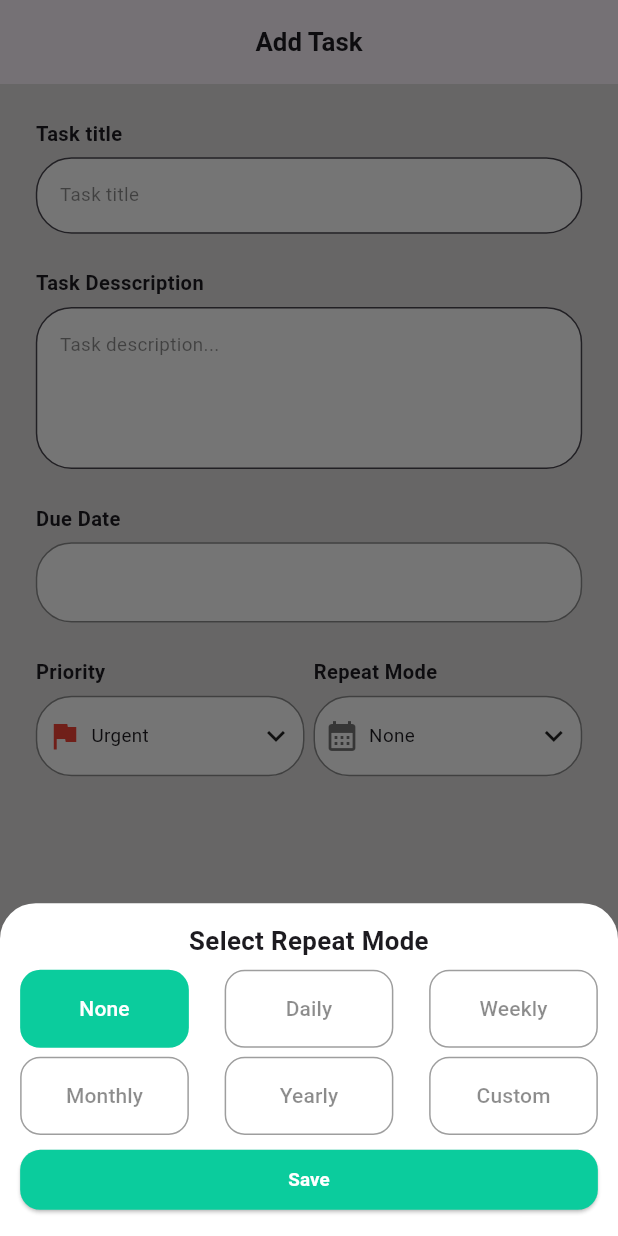
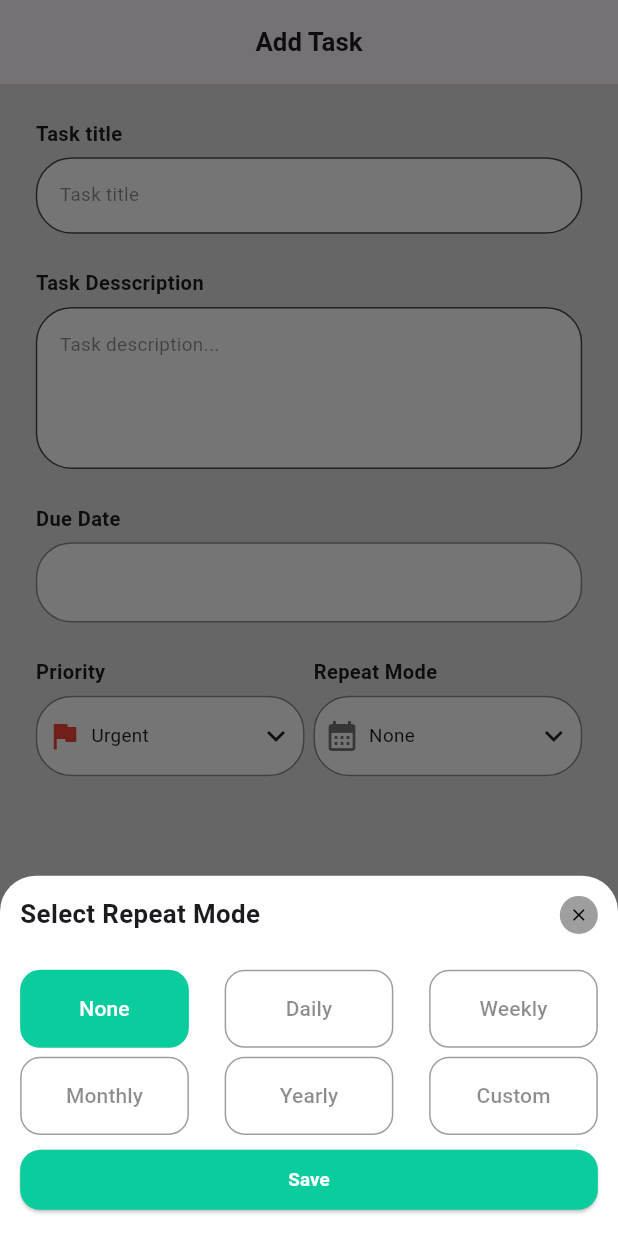
Before and after one commit to Abdulbazeet/plan, a Flutter app: the AddTask screen opened by its route, after a tap on "None", on a phone screen of 412 x 824 dp. Run offline on Flutter 3.47's test engine with Material 3 defaults, Android fonts, the phone set to English and light mode, and no system bars; our stand-ins replace bloc, go_router, simple_circular_progress_bar, sizer, table_calendar.

Commit message:
`Refactor showModalBottomSheet in addTask.dart to add dismissible and safe area features`

```diff
--- a/lib/feautures/addTask/addTask.dart
+++ b/lib/feautures/addTask/addTask.dart
@@ -28,6 +28,7 @@ class _AddTaskState extends State<AddTask> {
 
   showPriority() {
     return showModalBottomSheet(
+      isDismissible: false,
       context: context,
       shape: RoundedRectangleBorder(
         borderRadius: BorderRadiusGeometry.directional(
@@ -42,7 +43,11 @@ class _AddTaskState extends State<AddTask> {
             return Padding(
               padding: EdgeInsets.all(15.sp),
               child: Column(
+                crossAxisAlignment: CrossAxisAlignment.start,
                 mainAxisSize: MainAxisSize.min,
+                children: [
+                  Row(
+                    mainAxisAlignment: MainAxisAlignment.spaceBetween,
                     children: [
                       Text(
                         'Select Task Priority',
@@ -51,6 +56,26 @@ class _AddTaskState extends State<AddTask> {
                           fontWeight: FontWeight.bold,
                         ),
                       ),
+                      GestureDetector(
+                        onTap: () {
+                          context.pop();
+                        },
+                        child: Container(
+                          padding: EdgeInsets.all(10.sp),
+                          decoration: BoxDecoration(
+                            color: Colors.black38,
+                            shape: BoxShape.circle,
+                          ),
+                          child: Icon(
+                            Icons.close,
+                            color: Colors.black,
+                            size: 15.sp,
+                          ),
+                        ),
+                      ),
+                    ],
+                  ),
+                  SizedBox(height: 20.sp),
 
                   ListView.builder(
                     shrinkWrap: true,
@@ -132,6 +157,9 @@ class _AddTaskState extends State<AddTask> {
 
   showRepeatMode() {
     return showModalBottomSheet(
+      isDismissible: false,
+      useSafeArea: true,
+
       isScrollControlled: true,
 
       context: context,
@@ -147,9 +175,13 @@ class _AddTaskState extends State<AddTask> {
           builder: (context, setState1) {
             return Padding(
               padding: EdgeInsets.all(15.sp),
+              child: SingleChildScrollView(
                 child: Column(
-                //  crossAxisAlignment: CrossAxisAlignment.start,
+                  crossAxisAlignment: CrossAxisAlignment.start,
                   mainAxisSize: MainAxisSize.min,
+                  children: [
+                    Row(
+                      mainAxisAlignment: MainAxisAlignment.spaceBetween,
                       children: [
                         Text(
                           'Select Repeat Mode',
@@ -159,7 +191,26 @@ class _AddTaskState extends State<AddTask> {
                           ),
                           textAlign: TextAlign.center,
                         ),
-                  SizedBox(height: 10.sp),
+                        GestureDetector(
+                          onTap: () {
+                            context.pop();
+                          },
+                          child: Container(
+                            padding: EdgeInsets.all(10.sp),
+                            decoration: BoxDecoration(
+                              color: Colors.black38,
+                              shape: BoxShape.circle,
+                            ),
+                            child: Icon(
+                              Icons.close,
+                              color: Colors.black,
+                              size: 15.sp,
+                            ),
+                          ),
+                        ),
+                      ],
+                    ),
+                    SizedBox(height: 20.sp),
                     GridView.builder(
                       itemCount: AppVariables.repeatMode.length,
                       shrinkWrap: true,
@@ -196,7 +247,9 @@ class _AddTaskState extends State<AddTask> {
                                   _index1 != index
                                       ? BorderSide(color: Colors.grey)
                                       : BorderSide.none,
-                            borderRadius: BorderRadiusGeometry.circular(15.sp),
+                              borderRadius: BorderRadiusGeometry.circular(
+                                15.sp,
+                              ),
                             ),
                           ),
                           child: Text(
@@ -355,9 +408,8 @@ class _AddTaskState extends State<AddTask> {
                                               10.sp,
                                             ).copyWith(bottom: 0, top: 0),
                                             decoration: BoxDecoration(
-                                            borderRadius: BorderRadius.circular(
-                                              15.sp,
-                                            ),
+                                              borderRadius:
+                                                  BorderRadius.circular(15.sp),
                                               color: AppVariables.lightGreen,
                                             ),
                                             child: DropdownButton<String>(
@@ -387,7 +439,8 @@ class _AddTaskState extends State<AddTask> {
                                                             e,
                                                             style: TextStyle(
                                                               fontSize: 14.5.sp,
-                                                            color: Colors.black,
+                                                              color:
+                                                                  Colors.black,
                                                             ),
                                                           ),
                                                         ),
@@ -494,41 +547,48 @@ class _AddTaskState extends State<AddTask> {
                                 )
                                 : SizedBox.shrink(),
 
-                          Row(
-                            mainAxisAlignment: MainAxisAlignment.spaceBetween,
-                            children: [
-                              Text(
-                                'Choose an end occurrence period',
-                                style: TextStyle(
-                                  fontSize: 14.5.sp,
-                                  fontWeight: FontWeight.w600,
-                                  color: Colors.black,
-                                ),
-                              ),
-                              Switch(
-                                activeColor: AppVariables.lightGreen,
-                                value: _endOccurrence,
-                                onChanged: (value) {
-                                  setState1(() {
-                                    _endOccurrence = value;
-                                    // _timeFrequency = false;
-                                  });
-                                },
-                              ),
-                            ],
-                          ),
+                            // Row(
+                            //   mainAxisAlignment: MainAxisAlignment.spaceBetween,
+                            //   children: [
+                            //     Text(
+                            //       'Choose an end occurrence period',
+                            //       style: TextStyle(
+                            //         fontSize: 14.5.sp,
+                            //         fontWeight: FontWeight.w600,
+                            //         color: Colors.black,
+                            //       ),
+                            //     ),
+                            //     Switch(
+                            //       activeColor: AppVariables.lightGreen,
+                            //       value: _endOccurrence,
+                            //       onChanged: (value) {
+                            //         setState1(() {
+                            //           _endOccurrence = value;
+                            //           // _timeFrequency = false;
+                            //         });
+                            //       },
+                            //     ),
+                            //   ],
+                            // ),
+                            // _endOccurrence == true
+                            //     ? Padding(
+                            //       padding: EdgeInsets.symmetric(
+                            //         horizontal: 15.sp,
+                            //         vertical: 10.sp,
+                            //       ),
+                            //       child: DatePickerDialog(
+                            //         firstDate: DateTime(1800),
+                            //         lastDate: DateTime(3000),
+
+                            //         //  initialDate: DateTime.now,
+                            //       ),
+                            //       // child: showDatePicker(context: context, firstDate: firstDate, lastDate: lastDate),
+                            //     )
+                            //     : SizedBox.shrink(),
                           ],
                         )
                         : SizedBox.shrink(),
-                  _endOccurrence == true
-                      ? Padding(
-                        padding: EdgeInsets.symmetric(
-                          horizontal: 15.sp,
-                          vertical: 10.sp,
-                        ),
-                      //  child: DatePicker,
-                      )
-                      : SizedBox.shrink(),
+
 
                     ElevatedButton(
                       onPressed: () {
@@ -555,6 +615,7 @@ class _AddTaskState extends State<AddTask> {
                       ),
                     ),
                   ],
+                ),
               ),
             );
           },
```
Lines whose indentation alone changed are shown as unchanged.
